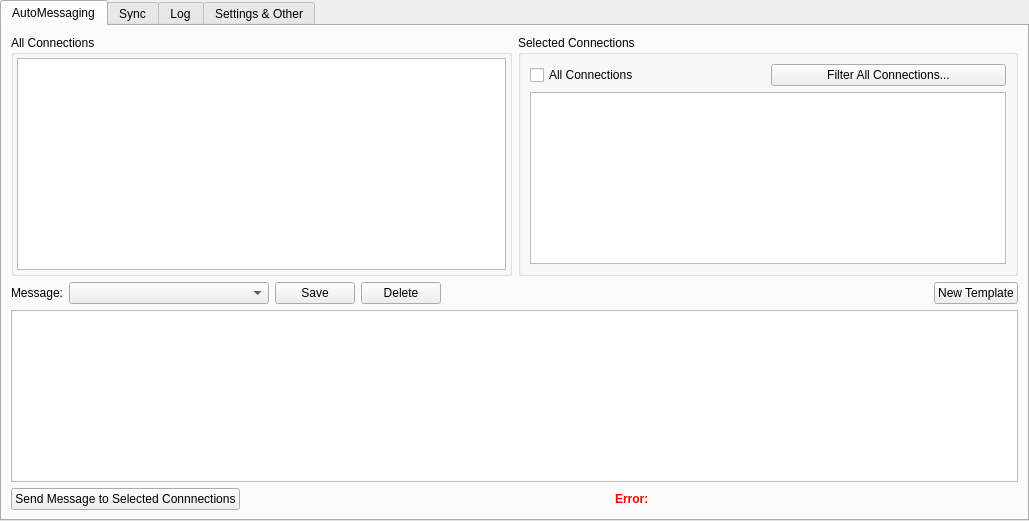
This is src/gui/ui/instancewidget.ui in smalbadger/social as Qt 5 draws it before an edit. The edited form follows.
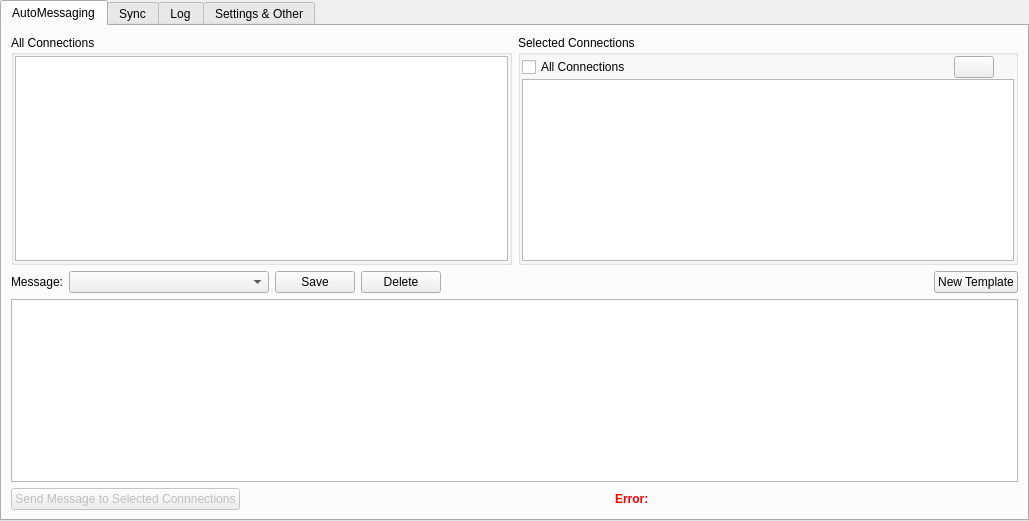
This is the edited form. Icons and pictures are not drawn.

```diff
--- a/src/gui/ui/instancewidget.ui
+++ b/src/gui/ui/instancewidget.ui
@@ -48,19 +48,19 @@
            </property>
            <layout class="QGridLayout" name="gridLayout_4">
             <property name="leftMargin">
-             <number>3</number>
+             <number>1</number>
             </property>
             <property name="topMargin">
-             <number>3</number>
+             <number>1</number>
             </property>
             <property name="rightMargin">
-             <number>3</number>
+             <number>1</number>
             </property>
             <property name="bottomMargin">
-             <number>3</number>
+             <number>1</number>
             </property>
             <property name="spacing">
-             <number>2</number>
+             <number>1</number>
             </property>
             <item row="1" column="0">
              <widget class="QListWidget" name="allConnectionsList">
@@ -87,6 +87,21 @@
             <string>Selected Connections</string>
            </property>
            <layout class="QGridLayout" name="gridLayout_5">
+            <property name="leftMargin">
+             <number>1</number>
+            </property>
+            <property name="topMargin">
+             <number>1</number>
+            </property>
+            <property name="rightMargin">
+             <number>1</number>
+            </property>
+            <property name="bottomMargin">
+             <number>1</number>
+            </property>
+            <property name="spacing">
+             <number>1</number>
+            </property>
             <item row="0" column="0">
              <layout class="QHBoxLayout" name="horizontalLayout_6">
               <item>
@@ -101,9 +116,15 @@
                 <property name="enabled">
                  <bool>true</bool>
                 </property>
+                <property name="sizePolicy">
+                 <sizepolicy hsizetype="Fixed" vsizetype="Fixed">
+                  <horstretch>0</horstretch>
+                  <verstretch>0</verstretch>
+                 </sizepolicy>
+                </property>
                 <property name="minimumSize">
                  <size>
-                  <width>100</width>
+                  <width>0</width>
                   <height>0</height>
                  </size>
                 </property>
@@ -114,10 +135,30 @@
                  </size>
                 </property>
                 <property name="text">
-                 <string>Filter All Connections...</string>
+                 <string/>
+                </property>
+                <property name="icon">
+                 <iconset resource="../../../icons.qrc">
+                  <normaloff>:/icon/resources/icons/filter.png</normaloff>:/icon/resources/icons/filter.png</iconset>
                 </property>
                </widget>
               </item>
+              <item>
+               <spacer name="horizontalSpacer_5">
+                <property name="orientation">
+                 <enum>Qt::Horizontal</enum>
+                </property>
+                <property name="sizeType">
+                 <enum>QSizePolicy::Fixed</enum>
+                </property>
+                <property name="sizeHint" stdset="0">
+                 <size>
+                  <width>20</width>
+                  <height>20</height>
+                 </size>
+                </property>
+               </spacer>
+              </item>
              </layout>
             </item>
             <item row="1" column="0">
@@ -222,7 +263,7 @@
            <item>
             <widget class="QPushButton" name="autoMessageButton">
              <property name="enabled">
-              <bool>true</bool>
+              <bool>false</bool>
              </property>
              <property name="text">
               <string>Send Message to Selected Connnections</string>
```
Left out of the diff: 4 changed lines with no effect on the pictures.
